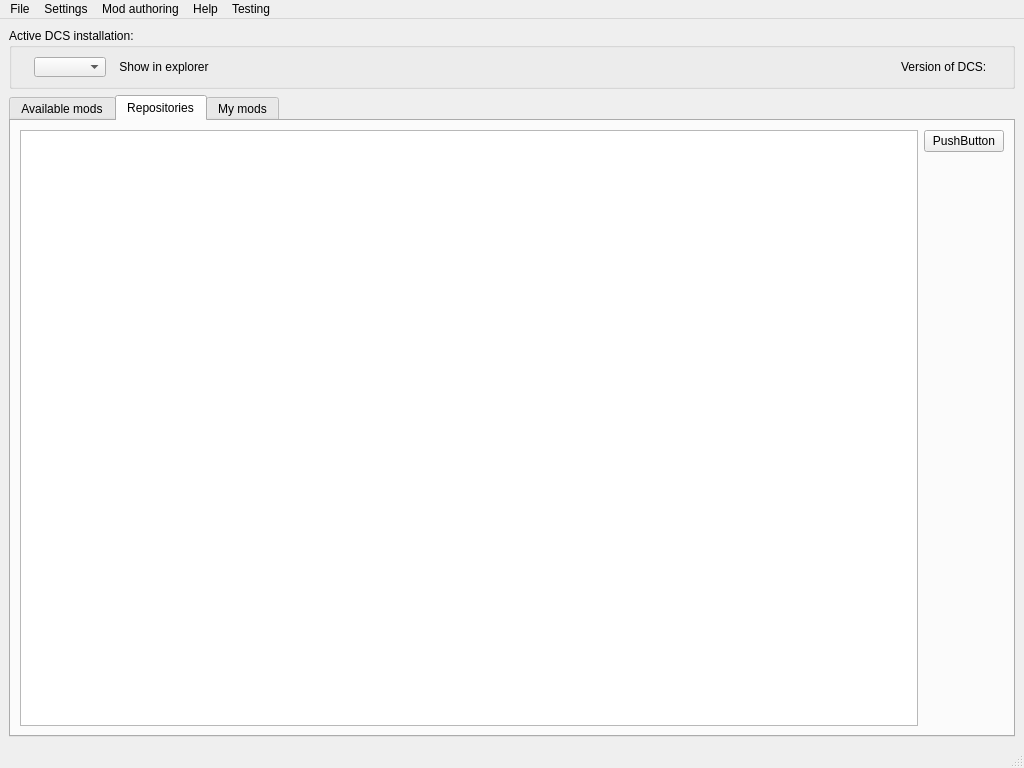
Above: src/ui/skeletons/main.ui from 132nd-etcher/EASI before the change. Below: the same form after it.
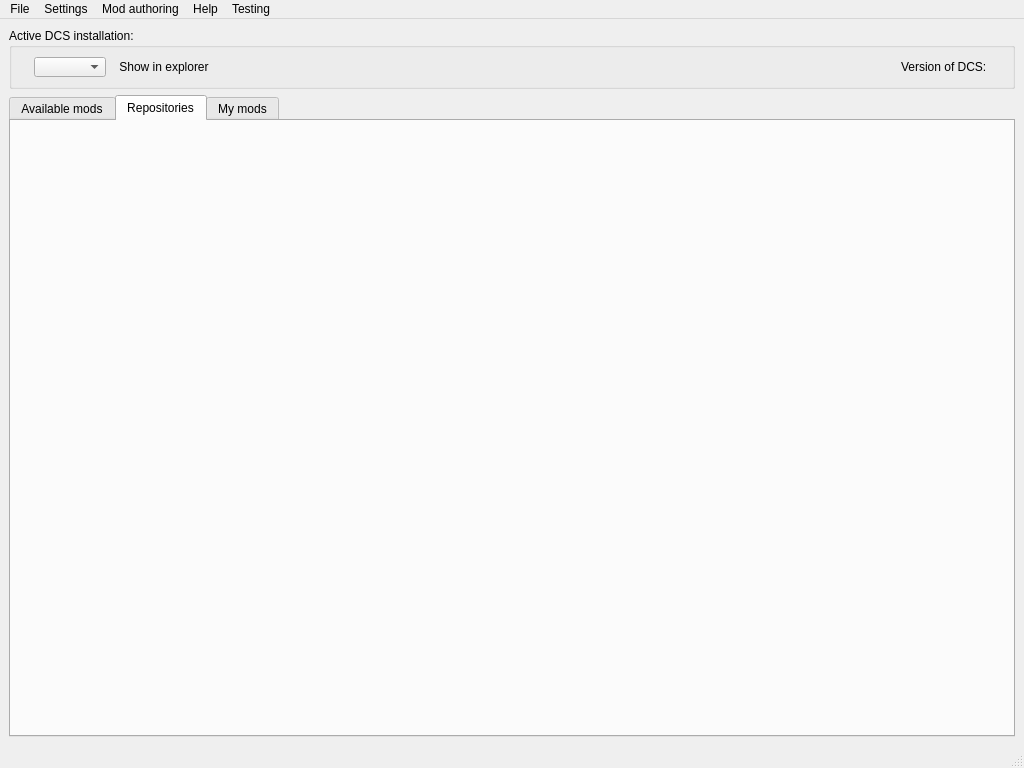
That is the form after the change. The open tabs and pages were chosen to show the change. Icons and pictures are not drawn.

```diff
--- a/src/ui/skeletons/main.ui
+++ b/src/ui/skeletons/main.ui
@@ -110,6 +110,9 @@
       <property name="currentIndex">
        <number>2</number>
       </property>
+      <property name="documentMode">
+       <bool>false</bool>
+      </property>
       <widget class="QWidget" name="tab_mods">
        <attribute name="title">
         <string>Available mods</string>
@@ -139,35 +142,7 @@
        <attribute name="title">
         <string>Repositories</string>
        </attribute>
-       <layout class="QHBoxLayout" name="horizontalLayout">
-        <item>
-         <widget class="QTableView" name="table_repos"/>
-        </item>
-        <item>
-         <layout class="QVBoxLayout" name="verticalLayout_3">
-          <item>
-           <widget class="QPushButton" name="pushButton">
-            <property name="text">
-             <string>PushButton</string>
-            </property>
-           </widget>
-          </item>
-          <item>
-           <spacer name="verticalSpacer">
-            <property name="orientation">
-             <enum>Qt::Vertical</enum>
-            </property>
-            <property name="sizeHint" stdset="0">
-             <size>
-              <width>20</width>
-              <height>40</height>
-             </size>
-            </property>
-           </spacer>
-          </item>
-         </layout>
-        </item>
-       </layout>
+       <layout class="QHBoxLayout" name="horizontalLayout"/>
       </widget>
       <widget class="QWidget" name="tab_own_mods">
        <attribute name="title">
```
Left out of the diff: 10 changed lines with no effect on the pictures.
